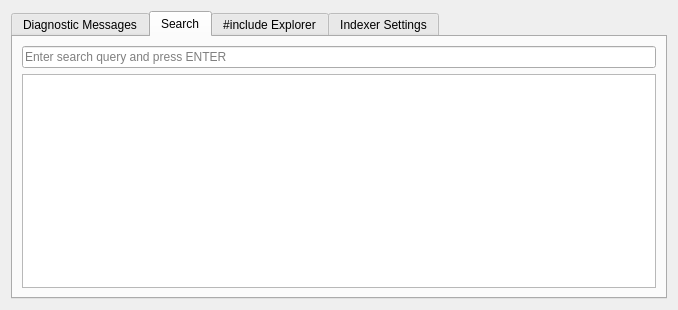
The window that src/plugin_tool_view.ui (zaufi/kate-cpp-helper-plugin) describes before a commit, drawn with Qt 5.
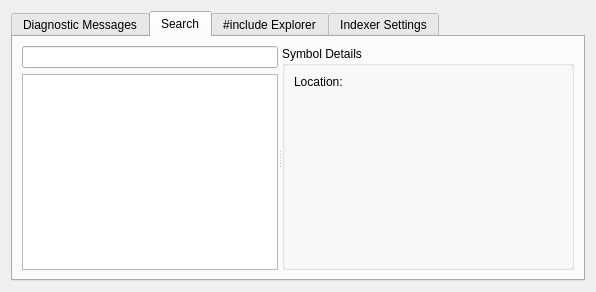
The same window after the commit. The open tabs and pages were chosen to show the change. Custom widgets are drawn as their Qt base class.

Commit message: search UI redesigned a little

The edit to the form file:
```diff
--- a/src/plugin_tool_view.ui
+++ b/src/plugin_tool_view.ui
@@ -2,6 +2,14 @@
 <ui version="4.0">
  <class>PluginToolViewWidget</class>
  <widget class="QWidget" name="PluginToolViewWidget">
+  <property name="geometry">
+   <rect>
+    <x>0</x>
+    <y>0</y>
+    <width>596</width>
+    <height>292</height>
+   </rect>
+  </property>
   <property name="windowTitle">
    <string>C++ Helper ToolView</string>
   </property>
@@ -41,23 +49,16 @@
       <attribute name="title">
        <string>Search</string>
       </attribute>
-      <layout class="QVBoxLayout" name="vl_4_1">
+      <layout class="QVBoxLayout" name="vl_2_0">
        <item>
-        <layout class="QHBoxLayout" name="hl_0_1">
-         <item>
-          <widget class="KLineEdit" name="searchQuery">
-           <property name="placeholderText">
-            <string>Enter search query and press ENTER</string>
-           </property>
-           <property name="urlDropsEnabled">
-            <bool>false</bool>
-           </property>
-           <property name="showClearButton" stdset="0">
-            <bool>true</bool>
-           </property>
-          </widget>
-         </item>
-        </layout>
+        <widget class="QSplitter" name="searchSplitter">
+         <property name="orientation">
+          <enum>Qt::Horizontal</enum>
+         </property>
+         <widget class="QWidget" name="lw_2_1">
+          <layout class="QVBoxLayout" name="vl_2_1">
+           <item>
+            <widget class="KLineEdit" name="searchQuery"/>
        </item>
        <item>
         <widget class="QTableView" name="searchResults">
@@ -89,6 +90,70 @@
        </item>
       </layout>
      </widget>
+         <widget class="QGroupBox" name="details">
+          <property name="sizePolicy">
+           <sizepolicy hsizetype="Expanding" vsizetype="Preferred">
+            <horstretch>20</horstretch>
+            <verstretch>0</verstretch>
+           </sizepolicy>
+          </property>
+          <property name="title">
+           <string>Symbol Details</string>
+          </property>
+          <layout class="QFormLayout" name="formLayout_2">
+           <property name="fieldGrowthPolicy">
+            <enum>QFormLayout::ExpandingFieldsGrow</enum>
+           </property>
+           <item row="0" column="0">
+            <widget class="QLabel" name="locationLabel">
+             <property name="text">
+              <string>Location:</string>
+             </property>
+            </widget>
+           </item>
+           <item row="0" column="1">
+            <widget class="QLabel" name="locationText">
+             <property name="sizePolicy">
+              <sizepolicy hsizetype="Maximum" vsizetype="Maximum">
+               <horstretch>0</horstretch>
+               <verstretch>0</verstretch>
+              </sizepolicy>
+             </property>
+             <property name="text">
+              <string/>
+             </property>
+            </widget>
+           </item>
+           <item row="1" column="0">
+            <widget class="QLabel" name="row1Label" />
+           </item>
+           <item row="1" column="1">
+            <widget class="QLabel" name="row1Text" />
+           </item>
+           <item row="2" column="0">
+            <widget class="QLabel" name="row2Label" />
+           </item>
+           <item row="2" column="1">
+            <widget class="QLabel" name="row2Text" />
+           </item>
+           <item row="3" column="0">
+            <widget class="QLabel" name="row3Label" />
+           </item>
+           <item row="3" column="1">
+            <widget class="QLabel" name="row3Text" />
+           </item>
+           <item row="4" column="0">
+            <widget class="QLabel" name="row4Label" />
+           </item>
+           <item row="4" column="1">
+            <widget class="QLabel" name="row4Text" />
+           </item>
+          </layout>
+         </widget>
+        </widget>
+       </item>
+      </layout>
+     </widget>
      <widget class="QWidget" name="includes">
       <attribute name="title">
        <string>#include Explorer</string>
@@ -196,8 +261,8 @@
          <property name="childrenCollapsible">
           <bool>false</bool>
          </property>
-         <widget class="QWidget" name="layoutWidget">
-          <layout class="QVBoxLayout" name="vl_2_1">
+         <widget class="QWidget" name="lw_4_1">
+          <layout class="QVBoxLayout" name="vl_4_1">
            <item>
             <widget class="QLabel" name="databasesLabel">
              <property name="text">
```
Left out of the diff: 26 changed lines with no effect on the pictures. Lines whose indentation alone changed are shown as unchanged. The commit also changes 12 other files.
